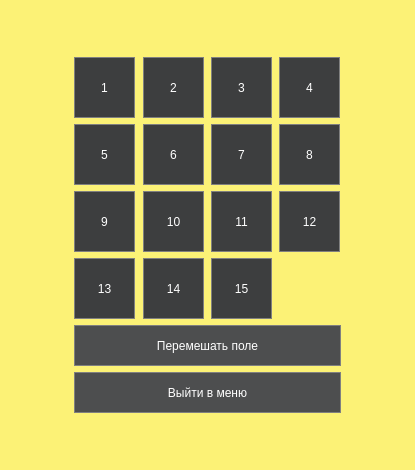
Old version of the form ClassicTagGameWindow.ui in the repository crookiech/programming_tech_lab05_4_sem.
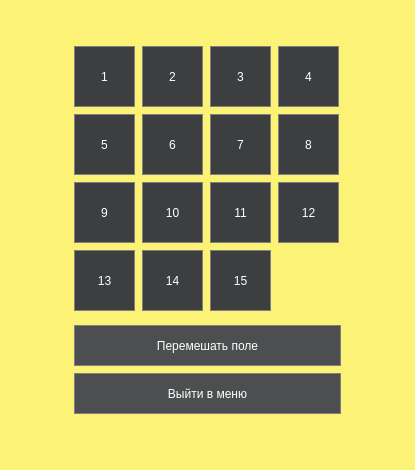
New version of the form.

```diff
--- a/ClassicTagGameWindow.ui
+++ b/ClassicTagGameWindow.ui
@@ -10,43 +10,47 @@
     <height>470</height>
    </rect>
   </property>
+  <property name="minimumSize">
+   <size>
+    <width>415</width>
+    <height>470</height>
+   </size>
+  </property>
+  <property name="maximumSize">
+   <size>
+    <width>415</width>
+    <height>470</height>
+   </size>
+  </property>
   <property name="windowTitle">
    <string>ClassicTagGameWindow</string>
   </property>
   <property name="styleSheet">
    <string notr="true">background-color: #fcf276;</string>
   </property>
-  <layout class="QGridLayout" name="gridLayout_2">
-   <item row="1" column="2">
-    <spacer name="horizontalSpacer_2">
-     <property name="orientation">
-      <enum>Qt::Orientation::Horizontal</enum>
-     </property>
-     <property name="sizeHint" stdset="0">
-      <size>
-       <width>52</width>
-       <height>20</height>
-      </size>
-     </property>
-    </spacer>
-   </item>
-   <item row="2" column="1">
-    <spacer name="verticalSpacer">
-     <property name="orientation">
-      <enum>Qt::Orientation::Vertical</enum>
-     </property>
-     <property name="sizeHint" stdset="0">
-      <size>
-       <width>20</width>
-       <height>37</height>
-      </size>
-     </property>
-    </spacer>
-   </item>
-   <item row="1" column="0">
-    <spacer name="horizontalSpacer">
-     <property name="styleSheet">
-      <string>QPushButton {
+  <widget class="QPushButton" name="pushButton_1">
+   <property name="geometry">
+    <rect>
+     <x>74</x>
+     <y>46</y>
+     <width>61</width>
+     <height>61</height>
+    </rect>
+   </property>
+   <property name="minimumSize">
+    <size>
+     <width>61</width>
+     <height>61</height>
+    </size>
+   </property>
+   <property name="maximumSize">
+    <size>
+     <width>61</width>
+     <height>61</height>
+    </size>
+   </property>
+   <property name="styleSheet">
+    <string notr="true">QPushButton {
 	font: 700 12pt &quot;Segoe UI&quot;;
 	font: 700 12pt &quot;Segoe UI&quot;;
   background-color: #3d3e3f; 
@@ -56,22 +60,34 @@
 QPushButton:pressed {
     background-color: #282829;
 }</string>
-     </property>
-     <property name="orientation">
-      <enum>Qt::Orientation::Horizontal</enum>
-     </property>
-     <property name="sizeHint" stdset="0">
-      <size>
-       <width>52</width>
-       <height>20</height>
-      </size>
-     </property>
-    </spacer>
-   </item>
-   <item row="0" column="1">
-    <spacer name="verticalSpacer_2">
-     <property name="styleSheet">
-      <string>QPushButton {
+   </property>
+   <property name="text">
+    <string>1</string>
+   </property>
+  </widget>
+  <widget class="QPushButton" name="pushButton_4">
+   <property name="geometry">
+    <rect>
+     <x>278</x>
+     <y>46</y>
+     <width>61</width>
+     <height>61</height>
+    </rect>
+   </property>
+   <property name="minimumSize">
+    <size>
+     <width>61</width>
+     <height>61</height>
+    </size>
+   </property>
+   <property name="maximumSize">
+    <size>
+     <width>61</width>
+     <height>61</height>
+    </size>
+   </property>
+   <property name="styleSheet">
+    <string notr="true">QPushButton {
 	font: 700 12pt &quot;Segoe UI&quot;;
 	font: 700 12pt &quot;Segoe UI&quot;;
   background-color: #3d3e3f; 
@@ -81,36 +97,34 @@
 QPushButton:pressed {
     background-color: #282829;
 }</string>
-     </property>
-     <property name="orientation">
-      <enum>Qt::Orientation::Vertical</enum>
-     </property>
-     <property name="sizeHint" stdset="0">
-      <size>
-       <width>20</width>
-       <height>28</height>
-      </size>
-     </property>
-    </spacer>
-   </item>
-   <item row="1" column="1">
-    <layout class="QGridLayout" name="gridLayout">
-     <item row="0" column="0">
-      <widget class="QPushButton" name="pushButton_1">
-       <property name="minimumSize">
-        <size>
-         <width>61</width>
-         <height>61</height>
-        </size>
-       </property>
-       <property name="maximumSize">
-        <size>
-         <width>61</width>
-         <height>61</height>
-        </size>
-       </property>
-       <property name="styleSheet">
-        <string notr="true">QPushButton {
+   </property>
+   <property name="text">
+    <string>4</string>
+   </property>
+  </widget>
+  <widget class="QPushButton" name="pushButton_9">
+   <property name="geometry">
+    <rect>
+     <x>74</x>
+     <y>182</y>
+     <width>61</width>
+     <height>61</height>
+    </rect>
+   </property>
+   <property name="minimumSize">
+    <size>
+     <width>61</width>
+     <height>61</height>
+    </size>
+   </property>
+   <property name="maximumSize">
+    <size>
+     <width>61</width>
+     <height>61</height>
+    </size>
+   </property>
+   <property name="styleSheet">
+    <string notr="true">QPushButton {
 	font: 700 12pt &quot;Segoe UI&quot;;
 	font: 700 12pt &quot;Segoe UI&quot;;
   background-color: #3d3e3f; 
@@ -120,28 +134,34 @@
 QPushButton:pressed {
     background-color: #282829;
 }</string>
-       </property>
-       <property name="text">
-        <string>1</string>
-       </property>
-      </widget>
-     </item>
-     <item row="0" column="1">
-      <widget class="QPushButton" name="pushButton_2">
-       <property name="minimumSize">
-        <size>
-         <width>61</width>
-         <height>61</height>
-        </size>
-       </property>
-       <property name="maximumSize">
-        <size>
-         <width>61</width>
-         <height>61</height>
-        </size>
-       </property>
-       <property name="styleSheet">
-        <string notr="true">QPushButton {
+   </property>
+   <property name="text">
+    <string>9</string>
+   </property>
+  </widget>
+  <widget class="QPushButton" name="pushButton_14">
+   <property name="geometry">
+    <rect>
+     <x>142</x>
+     <y>250</y>
+     <width>61</width>
+     <height>61</height>
+    </rect>
+   </property>
+   <property name="minimumSize">
+    <size>
+     <width>61</width>
+     <height>61</height>
+    </size>
+   </property>
+   <property name="maximumSize">
+    <size>
+     <width>61</width>
+     <height>61</height>
+    </size>
+   </property>
+   <property name="styleSheet">
+    <string notr="true">QPushButton {
 	font: 700 12pt &quot;Segoe UI&quot;;
 	font: 700 12pt &quot;Segoe UI&quot;;
   background-color: #3d3e3f; 
@@ -151,28 +171,34 @@
 QPushButton:pressed {
     background-color: #282829;
 }</string>
-       </property>
-       <property name="text">
-        <string>2</string>
-       </property>
-      </widget>
-     </item>
-     <item row="0" column="2">
-      <widget class="QPushButton" name="pushButton_3">
-       <property name="minimumSize">
-        <size>
-         <width>61</width>
-         <height>61</height>
-        </size>
-       </property>
-       <property name="maximumSize">
-        <size>
-         <width>61</width>
-         <height>61</height>
-        </size>
-       </property>
-       <property name="styleSheet">
-        <string notr="true">QPushButton {
+   </property>
+   <property name="text">
+    <string>14</string>
+   </property>
+  </widget>
+  <widget class="QPushButton" name="pushButton_2">
+   <property name="geometry">
+    <rect>
+     <x>142</x>
+     <y>46</y>
+     <width>61</width>
+     <height>61</height>
+    </rect>
+   </property>
+   <property name="minimumSize">
+    <size>
+     <width>61</width>
+     <height>61</height>
+    </size>
+   </property>
+   <property name="maximumSize">
+    <size>
+     <width>61</width>
+     <height>61</height>
+    </size>
+   </property>
+   <property name="styleSheet">
+    <string notr="true">QPushButton {
 	font: 700 12pt &quot;Segoe UI&quot;;
 	font: 700 12pt &quot;Segoe UI&quot;;
   background-color: #3d3e3f; 
@@ -182,28 +208,34 @@
 QPushButton:pressed {
     background-color: #282829;
 }</string>
-       </property>
-       <property name="text">
-        <string>3</string>
-       </property>
-      </widget>
-     </item>
-     <item row="0" column="3">
-      <widget class="QPushButton" name="pushButton_4">
-       <property name="minimumSize">
-        <size>
-         <width>61</width>
-         <height>61</height>
-        </size>
-       </property>
-       <property name="maximumSize">
-        <size>
-         <width>61</width>
-         <height>61</height>
-        </size>
-       </property>
-       <property name="styleSheet">
-        <string notr="true">QPushButton {
+   </property>
+   <property name="text">
+    <string>2</string>
+   </property>
+  </widget>
+  <widget class="QPushButton" name="pushButton_8">
+   <property name="geometry">
+    <rect>
+     <x>278</x>
+     <y>114</y>
+     <width>61</width>
+     <height>61</height>
+    </rect>
+   </property>
+   <property name="minimumSize">
+    <size>
+     <width>61</width>
+     <height>61</height>
+    </size>
+   </property>
+   <property name="maximumSize">
+    <size>
+     <width>61</width>
+     <height>61</height>
+    </size>
+   </property>
+   <property name="styleSheet">
+    <string notr="true">QPushButton {
 	font: 700 12pt &quot;Segoe UI&quot;;
 	font: 700 12pt &quot;Segoe UI&quot;;
   background-color: #3d3e3f; 
@@ -213,28 +245,34 @@
 QPushButton:pressed {
     background-color: #282829;
 }</string>
-       </property>
-       <property name="text">
-        <string>4</string>
-       </property>
-      </widget>
-     </item>
-     <item row="1" column="0">
-      <widget class="QPushButton" name="pushButton_5">
-       <property name="minimumSize">
-        <size>
-         <width>61</width>
-         <height>61</height>
-        </size>
-       </property>
-       <property name="maximumSize">
-        <size>
-         <width>61</width>
-         <height>61</height>
-        </size>
-       </property>
-       <property name="styleSheet">
-        <string notr="true">QPushButton {
+   </property>
+   <property name="text">
+    <string>8</string>
+   </property>
+  </widget>
+  <widget class="QPushButton" name="pushButton_13">
+   <property name="geometry">
+    <rect>
+     <x>74</x>
+     <y>250</y>
+     <width>61</width>
+     <height>61</height>
+    </rect>
+   </property>
+   <property name="minimumSize">
+    <size>
+     <width>61</width>
+     <height>61</height>
+    </size>
+   </property>
+   <property name="maximumSize">
+    <size>
+     <width>61</width>
+     <height>61</height>
+    </size>
+   </property>
+   <property name="styleSheet">
+    <string notr="true">QPushButton {
 	font: 700 12pt &quot;Segoe UI&quot;;
 	font: 700 12pt &quot;Segoe UI&quot;;
   background-color: #3d3e3f; 
@@ -244,28 +282,34 @@
 QPushButton:pressed {
     background-color: #282829;
 }</string>
-       </property>
-       <property name="text">
-        <string>5</string>
-       </property>
-      </widget>
-     </item>
-     <item row="1" column="1">
-      <widget class="QPushButton" name="pushButton_6">
-       <property name="minimumSize">
-        <size>
-         <width>61</width>
-         <height>61</height>
-        </size>
-       </property>
-       <property name="maximumSize">
-        <size>
-         <width>61</width>
-         <height>61</height>
-        </size>
-       </property>
-       <property name="styleSheet">
-        <string notr="true">QPushButton {
+   </property>
+   <property name="text">
+    <string>13</string>
+   </property>
+  </widget>
+  <widget class="QPushButton" name="pushButton_5">
+   <property name="geometry">
+    <rect>
+     <x>74</x>
+     <y>114</y>
+     <width>61</width>
+     <height>61</height>
+    </rect>
+   </property>
+   <property name="minimumSize">
+    <size>
+     <width>61</width>
+     <height>61</height>
+    </size>
+   </property>
+   <property name="maximumSize">
+    <size>
+     <width>61</width>
+     <height>61</height>
+    </size>
+   </property>
+   <property name="styleSheet">
+    <string notr="true">QPushButton {
 	font: 700 12pt &quot;Segoe UI&quot;;
 	font: 700 12pt &quot;Segoe UI&quot;;
   background-color: #3d3e3f; 
@@ -275,28 +319,34 @@
 QPushButton:pressed {
     background-color: #282829;
 }</string>
-       </property>
-       <property name="text">
-        <string>6</string>
-       </property>
-      </widget>
-     </item>
-     <item row="1" column="2">
-      <widget class="QPushButton" name="pushButton_7">
-       <property name="minimumSize">
-        <size>
-         <width>61</width>
-         <height>61</height>
-        </size>
-       </property>
-       <property name="maximumSize">
-        <size>
-         <width>61</width>
-         <height>61</height>
-        </size>
-       </property>
-       <property name="styleSheet">
-        <string notr="true">QPushButton {
+   </property>
+   <property name="text">
+    <string>5</string>
+   </property>
+  </widget>
+  <widget class="QPushButton" name="pushButton_3">
+   <property name="geometry">
+    <rect>
+     <x>210</x>
+     <y>46</y>
+     <width>61</width>
+     <height>61</height>
+    </rect>
+   </property>
+   <property name="minimumSize">
+    <size>
+     <width>61</width>
+     <height>61</height>
+    </size>
+   </property>
+   <property name="maximumSize">
+    <size>
+     <width>61</width>
+     <height>61</height>
+    </size>
+   </property>
+   <property name="styleSheet">
+    <string notr="true">QPushButton {
 	font: 700 12pt &quot;Segoe UI&quot;;
 	font: 700 12pt &quot;Segoe UI&quot;;
   background-color: #3d3e3f; 
@@ -306,59 +356,73 @@
 QPushButton:pressed {
     background-color: #282829;
 }</string>
-       </property>
-       <property name="text">
-        <string>7</string>
-       </property>
-      </widget>
-     </item>
-     <item row="1" column="3">
-      <widget class="QPushButton" name="pushButton_8">
-       <property name="minimumSize">
-        <size>
-         <width>61</width>
-         <height>61</height>
-        </size>
-       </property>
-       <property name="maximumSize">
-        <size>
-         <width>61</width>
-         <height>61</height>
-        </size>
-       </property>
-       <property name="styleSheet">
-        <string notr="true">QPushButton {
-	font: 700 12pt &quot;Segoe UI&quot;;
-	font: 700 12pt &quot;Segoe UI&quot;;
-  background-color: #3d3e3f; 
+   </property>
+   <property name="text">
+    <string>3</string>
+   </property>
+  </widget>
+  <widget class="QPushButton" name="pushButton_shuffle">
+   <property name="enabled">
+    <bool>true</bool>
+   </property>
+   <property name="geometry">
+    <rect>
+     <x>74</x>
+     <y>325</y>
+     <width>267</width>
+     <height>41</height>
+    </rect>
+   </property>
+   <property name="minimumSize">
+    <size>
+     <width>267</width>
+     <height>41</height>
+    </size>
+   </property>
+   <property name="maximumSize">
+    <size>
+     <width>267</width>
+     <height>41</height>
+    </size>
+   </property>
+   <property name="styleSheet">
+    <string notr="true">QPushButton {
+	font: 700 10pt &quot;Segoe UI&quot;;
+  background-color: #4d4e4f; 
   border: 1px solid gray;
   color: white;
 }
 QPushButton:pressed {
     background-color: #282829;
 }</string>
-       </property>
-       <property name="text">
-        <string>8</string>
-       </property>
-      </widget>
-     </item>
-     <item row="2" column="0">
-      <widget class="QPushButton" name="pushButton_9">
-       <property name="minimumSize">
-        <size>
-         <width>61</width>
-         <height>61</height>
-        </size>
-       </property>
-       <property name="maximumSize">
-        <size>
-         <width>61</width>
-         <height>61</height>
-        </size>
-       </property>
-       <property name="styleSheet">
-        <string notr="true">QPushButton {
+   </property>
+   <property name="text">
+    <string>Перемешать поле</string>
+   </property>
+  </widget>
+  <widget class="QPushButton" name="pushButton_11">
+   <property name="geometry">
+    <rect>
+     <x>210</x>
+     <y>182</y>
+     <width>61</width>
+     <height>61</height>
+    </rect>
+   </property>
+   <property name="minimumSize">
+    <size>
+     <width>61</width>
+     <height>61</height>
+    </size>
+   </property>
+   <property name="maximumSize">
+    <size>
+     <width>61</width>
+     <height>61</height>
+    </size>
+   </property>
+   <property name="styleSheet">
+    <string notr="true">QPushButton {
 	font: 700 12pt &quot;Segoe UI&quot;;
 	font: 700 12pt &quot;Segoe UI&quot;;
   background-color: #3d3e3f; 
@@ -368,28 +432,34 @@
 QPushButton:pressed {
     background-color: #282829;
 }</string>
-       </property>
-       <property name="text">
-        <string>9</string>
-       </property>
-      </widget>
-     </item>
-     <item row="2" column="1">
-      <widget class="QPushButton" name="pushButton_10">
-       <property name="minimumSize">
-        <size>
-         <width>61</width>
-         <height>61</height>
-        </size>
-       </property>
-       <property name="maximumSize">
-        <size>
-         <width>61</width>
-         <height>61</height>
-        </size>
-       </property>
-       <property name="styleSheet">
-        <string notr="true">QPushButton {
+   </property>
+   <property name="text">
+    <string>11</string>
+   </property>
+  </widget>
+  <widget class="QPushButton" name="pushButton_6">
+   <property name="geometry">
+    <rect>
+     <x>142</x>
+     <y>114</y>
+     <width>61</width>
+     <height>61</height>
+    </rect>
+   </property>
+   <property name="minimumSize">
+    <size>
+     <width>61</width>
+     <height>61</height>
+    </size>
+   </property>
+   <property name="maximumSize">
+    <size>
+     <width>61</width>
+     <height>61</height>
+    </size>
+   </property>
+   <property name="styleSheet">
+    <string notr="true">QPushButton {
 	font: 700 12pt &quot;Segoe UI&quot;;
 	font: 700 12pt &quot;Segoe UI&quot;;
   background-color: #3d3e3f; 
@@ -399,59 +469,70 @@
 QPushButton:pressed {
     background-color: #282829;
 }</string>
-       </property>
-       <property name="text">
-        <string>10</string>
-       </property>
-      </widget>
-     </item>
-     <item row="2" column="2">
-      <widget class="QPushButton" name="pushButton_11">
-       <property name="minimumSize">
-        <size>
-         <width>61</width>
-         <height>61</height>
-        </size>
-       </property>
-       <property name="maximumSize">
-        <size>
-         <width>61</width>
-         <height>61</height>
-        </size>
-       </property>
-       <property name="styleSheet">
-        <string notr="true">QPushButton {
-	font: 700 12pt &quot;Segoe UI&quot;;
-	font: 700 12pt &quot;Segoe UI&quot;;
-  background-color: #3d3e3f; 
+   </property>
+   <property name="text">
+    <string>6</string>
+   </property>
+  </widget>
+  <widget class="QPushButton" name="pushButton_exit">
+   <property name="geometry">
+    <rect>
+     <x>74</x>
+     <y>373</y>
+     <width>267</width>
+     <height>41</height>
+    </rect>
+   </property>
+   <property name="minimumSize">
+    <size>
+     <width>267</width>
+     <height>41</height>
+    </size>
+   </property>
+   <property name="maximumSize">
+    <size>
+     <width>267</width>
+     <height>41</height>
+    </size>
+   </property>
+   <property name="styleSheet">
+    <string notr="true">QPushButton {
+	font: 700 10pt &quot;Segoe UI&quot;;
+  background-color: #4d4e4f; 
   border: 1px solid gray;
   color: white;
 }
 QPushButton:pressed {
     background-color: #282829;
 }</string>
-       </property>
-       <property name="text">
-        <string>11</string>
-       </property>
-      </widget>
-     </item>
-     <item row="2" column="3">
-      <widget class="QPushButton" name="pushButton_12">
-       <property name="minimumSize">
-        <size>
-         <width>61</width>
-         <height>61</height>
-        </size>
-       </property>
-       <property name="maximumSize">
-        <size>
-         <width>61</width>
-         <height>61</height>
-        </size>
-       </property>
-       <property name="styleSheet">
-        <string notr="true">QPushButton {
+   </property>
+   <property name="text">
+    <string>Выйти в меню</string>
+   </property>
+  </widget>
+  <widget class="QPushButton" name="pushButton_15">
+   <property name="geometry">
+    <rect>
+     <x>210</x>
+     <y>250</y>
+     <width>61</width>
+     <height>61</height>
+    </rect>
+   </property>
+   <property name="minimumSize">
+    <size>
+     <width>61</width>
+     <height>61</height>
+    </size>
+   </property>
+   <property name="maximumSize">
+    <size>
+     <width>61</width>
+     <height>61</height>
+    </size>
+   </property>
+   <property name="styleSheet">
+    <string notr="true">QPushButton {
 	font: 700 12pt &quot;Segoe UI&quot;;
 	font: 700 12pt &quot;Segoe UI&quot;;
   background-color: #3d3e3f; 
@@ -461,28 +542,34 @@
 QPushButton:pressed {
     background-color: #282829;
 }</string>
-       </property>
-       <property name="text">
-        <string>12</string>
-       </property>
-      </widget>
-     </item>
-     <item row="3" column="0">
-      <widget class="QPushButton" name="pushButton_13">
-       <property name="minimumSize">
-        <size>
-         <width>61</width>
-         <height>61</height>
-        </size>
-       </property>
-       <property name="maximumSize">
-        <size>
-         <width>61</width>
-         <height>61</height>
-        </size>
-       </property>
-       <property name="styleSheet">
-        <string notr="true">QPushButton {
+   </property>
+   <property name="text">
+    <string>15</string>
+   </property>
+  </widget>
+  <widget class="QPushButton" name="pushButton_7">
+   <property name="geometry">
+    <rect>
+     <x>210</x>
+     <y>114</y>
+     <width>61</width>
+     <height>61</height>
+    </rect>
+   </property>
+   <property name="minimumSize">
+    <size>
+     <width>61</width>
+     <height>61</height>
+    </size>
+   </property>
+   <property name="maximumSize">
+    <size>
+     <width>61</width>
+     <height>61</height>
+    </size>
+   </property>
+   <property name="styleSheet">
+    <string notr="true">QPushButton {
 	font: 700 12pt &quot;Segoe UI&quot;;
 	font: 700 12pt &quot;Segoe UI&quot;;
   background-color: #3d3e3f; 
@@ -492,28 +579,34 @@
 QPushButton:pressed {
     background-color: #282829;
 }</string>
-       </property>
-       <property name="text">
-        <string>13</string>
-       </property>
-      </widget>
-     </item>
-     <item row="3" column="1">
-      <widget class="QPushButton" name="pushButton_14">
-       <property name="minimumSize">
-        <size>
-         <width>61</width>
-         <height>61</height>
-        </size>
-       </property>
-       <property name="maximumSize">
-        <size>
-         <width>61</width>
-         <height>61</height>
-        </size>
-       </property>
-       <property name="styleSheet">
-        <string notr="true">QPushButton {
+   </property>
+   <property name="text">
+    <string>7</string>
+   </property>
+  </widget>
+  <widget class="QPushButton" name="pushButton_12">
+   <property name="geometry">
+    <rect>
+     <x>278</x>
+     <y>182</y>
+     <width>61</width>
+     <height>61</height>
+    </rect>
+   </property>
+   <property name="minimumSize">
+    <size>
+     <width>61</width>
+     <height>61</height>
+    </size>
+   </property>
+   <property name="maximumSize">
+    <size>
+     <width>61</width>
+     <height>61</height>
+    </size>
+   </property>
+   <property name="styleSheet">
+    <string notr="true">QPushButton {
 	font: 700 12pt &quot;Segoe UI&quot;;
 	font: 700 12pt &quot;Segoe UI&quot;;
   background-color: #3d3e3f; 
@@ -523,28 +616,34 @@
 QPushButton:pressed {
     background-color: #282829;
 }</string>
-       </property>
-       <property name="text">
-        <string>14</string>
-       </property>
-      </widget>
-     </item>
-     <item row="3" column="2">
-      <widget class="QPushButton" name="pushButton_15">
-       <property name="minimumSize">
-        <size>
-         <width>61</width>
-         <height>61</height>
-        </size>
-       </property>
-       <property name="maximumSize">
-        <size>
-         <width>61</width>
-         <height>61</height>
-        </size>
-       </property>
-       <property name="styleSheet">
-        <string notr="true">QPushButton {
+   </property>
+   <property name="text">
+    <string>12</string>
+   </property>
+  </widget>
+  <widget class="QPushButton" name="pushButton_10">
+   <property name="geometry">
+    <rect>
+     <x>142</x>
+     <y>182</y>
+     <width>61</width>
+     <height>61</height>
+    </rect>
+   </property>
+   <property name="minimumSize">
+    <size>
+     <width>61</width>
+     <height>61</height>
+    </size>
+   </property>
+   <property name="maximumSize">
+    <size>
+     <width>61</width>
+     <height>61</height>
+    </size>
+   </property>
+   <property name="styleSheet">
+    <string notr="true">QPushButton {
 	font: 700 12pt &quot;Segoe UI&quot;;
 	font: 700 12pt &quot;Segoe UI&quot;;
   background-color: #3d3e3f; 
@@ -554,75 +653,11 @@
 QPushButton:pressed {
     background-color: #282829;
 }</string>
-       </property>
-       <property name="text">
-        <string>15</string>
-       </property>
-      </widget>
-     </item>
-     <item row="4" column="0" colspan="4">
-      <widget class="QPushButton" name="pushButton_shuffle">
-       <property name="minimumSize">
-        <size>
-         <width>267</width>
-         <height>41</height>
-        </size>
-       </property>
-       <property name="maximumSize">
-        <size>
-         <width>267</width>
-         <height>41</height>
-        </size>
-       </property>
-       <property name="styleSheet">
-        <string notr="true">QPushButton {
-	font: 700 10pt &quot;Segoe UI&quot;;
-  background-color: #4d4e4f; 
-  border: 1px solid gray;
-  color: white;
-}
-QPushButton:pressed {
-    background-color: #282829;
-}</string>
-       </property>
-       <property name="text">
-        <string>Перемешать поле</string>
-       </property>
-      </widget>
-     </item>
-     <item row="5" column="0" colspan="4">
-      <widget class="QPushButton" name="pushButton_exit">
-       <property name="minimumSize">
-        <size>
-         <width>267</width>
-         <height>41</height>
-        </size>
-       </property>
-       <property name="maximumSize">
-        <size>
-         <width>267</width>
-         <height>41</height>
-        </size>
-       </property>
-       <property name="styleSheet">
-        <string notr="true">QPushButton {
-	font: 700 10pt &quot;Segoe UI&quot;;
-  background-color: #4d4e4f; 
-  border: 1px solid gray;
-  color: white;
-}
-QPushButton:pressed {
-    background-color: #282829;
-}</string>
-       </property>
-       <property name="text">
-        <string>Выйти в меню</string>
-       </property>
-      </widget>
-     </item>
-    </layout>
-   </item>
-  </layout>
+   </property>
+   <property name="text">
+    <string>10</string>
+   </property>
+  </widget>
  </widget>
  <resources/>
  <connections/>
```
